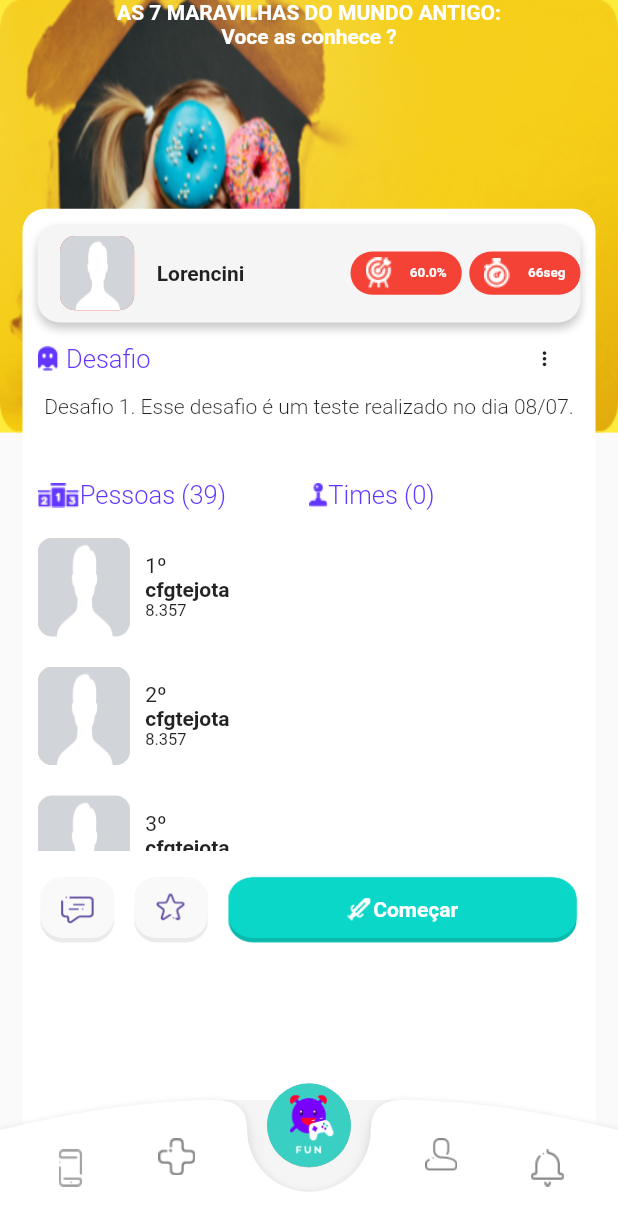
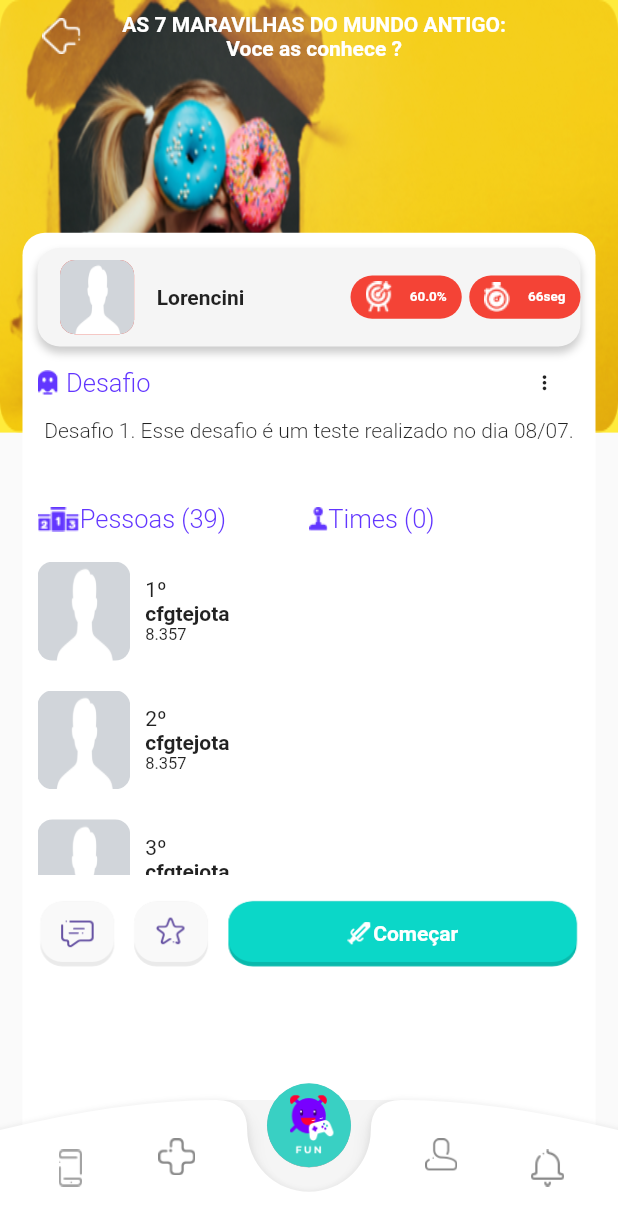
Before and after one commit to VitorLamego/Wakke_App, a Flutter app: the screen it shows after launch, on a phone screen of 412 x 824 dp. Shown: the top 1231 px of the screen. Run offline on Flutter 3.47's test engine with Material 2 defaults, Android fonts, the phone set to English and light mode, and no system bars; our stand-ins replace sqflite; accounts and stored records are empty.

Commit message:
Add back button on Challenge page

```diff
--- a/lib/components/more_vert_icon.dart
+++ b/lib/components/more_vert_icon.dart
@@ -1,6 +1,4 @@
 import 'package:flutter/material.dart';
-import 'package:flutter/src/foundation/key.dart';
-import 'package:flutter/src/widgets/framework.dart';
 
 class CustomMoreVertIcon extends StatelessWidget {
   const CustomMoreVertIcon({Key? key}) : super(key: key);
--- a/lib/views/challenge/challenge_view.dart
+++ b/lib/views/challenge/challenge_view.dart
@@ -25,8 +25,19 @@ class ChallengePage extends StatelessWidget {
           SafeArea(
             child: Column(
               children: [
-                Center(
-                  child: Container(
+                Row(
+                  mainAxisAlignment: MainAxisAlignment.center,
+                  children: [
+                    IconButton(
+                      icon: Image.asset(
+                        "assets/images/icon_header_back_branco.png",
+                        height: size.height * 0.05,
+                      ),
+                      onPressed: () {
+                        Navigator.pop(context);
+                      },
+                    ),
+                    Container(
                       width: size.width * 0.7,
                       child: Text(
                         "AS 7 MARAVILHAS DO MUNDO ANTIGO: Voce as conhece ?",
@@ -35,6 +46,8 @@ class ChallengePage extends StatelessWidget {
                             color: Colors.white, fontWeight: FontWeight.bold),
                       ),
                     ),
+                    SizedBox(width: size.height * 0.05)
+                  ],
                 ),
                 PrincipalChallengeCard()
               ],
```
Lines whose indentation alone changed are shown as unchanged.
